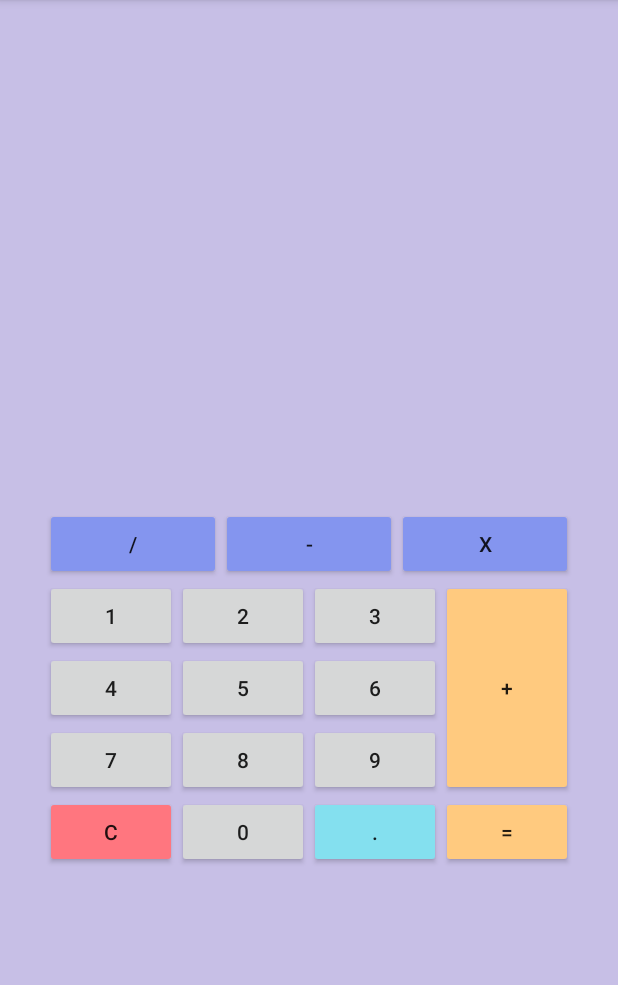
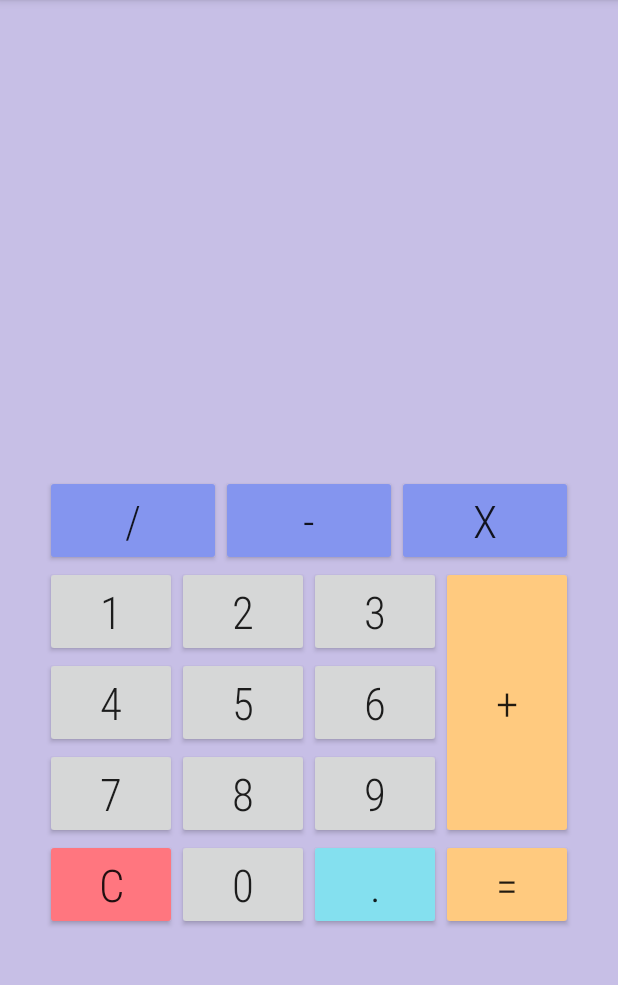
Before and after one commit to krayman/AndroHW, an Android app: the screen it shows after launch (MainActivity), on a phone screen of 412 x 824 dp, the part 84-1069 px from its top. Run offline under Robolectric (Android 15) with nearby library versions, the phone set to English and light mode, and no system bars.

Commit message:
Допилил шрифты

```diff
--- a/app/src/main/java/com/krayapp/androhw/MainActivity.java
+++ b/app/src/main/java/com/krayapp/androhw/MainActivity.java
@@ -1,16 +1,27 @@
 package com.krayapp.androhw;
-
-import androidx.appcompat.app.AppCompatActivity;
 
 import android.os.Bundle;
 import android.view.View;
 import android.widget.Button;
+import android.widget.TextView;
 
-public class MainActivity extends AppCompatActivity {
+import androidx.appcompat.app.AppCompatActivity;
+
+public class MainActivity extends AppCompatActivity implements View.OnClickListener {
+
 
     @Override
     protected void onCreate(Bundle savedInstanceState) {
         super.onCreate(savedInstanceState);
         setContentView(R.layout.activity_main);
     }
+
+    @Override
+    public void onClick(View view) {
+        switch (view.getId()){
+            case R.id.button1:
+
+        }
+    }
+
 }
--- a/app/src/main/res/layout/activity_main.xml
+++ b/app/src/main/res/layout/activity_main.xml
@@ -1,17 +1,15 @@
 <?xml version="1.0" encoding="utf-8"?>
 <androidx.constraintlayout.widget.ConstraintLayout xmlns:android="http://schemas.android.com/apk/res/android"
     xmlns:app="http://schemas.android.com/apk/res-auto"
+    xmlns:tools="http://schemas.android.com/tools"
     android:layout_width="match_parent"
     android:layout_height="match_parent">
 
-    <androidx.appcompat.widget.AppCompatImageView
-        android:layout_width="match_parent"
-        android:layout_height="match_parent"
-        android:scaleType="fitXY"
-        app:srcCompat="@drawable/asd"
-        />
+
 
     <Button
+        android:textSize="@dimen/fontsize"
+        android:fontFamily="@string/fontfamily"
         android:id="@+id/zeroBtn"
         android:layout_width="wrap_content"
         android:layout_height="wrap_content"
@@ -20,6 +18,8 @@
         app:layout_constraintTop_toBottomOf="@+id/button8" />
 
     <Button
+        android:textSize="@dimen/fontsize"
+        android:fontFamily="@string/fontfamily"
         android:id="@+id/resetbtn"
         android:layout_width="0dp"
         android:layout_height="wrap_content"
@@ -30,6 +30,8 @@
         app:layout_constraintTop_toBottomOf="@+id/button7" />
 
     <Button
+        android:textSize="@dimen/fontsize"
+        android:fontFamily="@string/fontfamily"
         android:id="@+id/dotBtn"
         android:layout_width="wrap_content"
         android:layout_height="wrap_content"
@@ -39,6 +41,8 @@
         app:layout_constraintTop_toBottomOf="@+id/button9" />
 
     <Button
+        android:textSize="@dimen/fontsize"
+        android:fontFamily="@string/fontfamily"
         android:id="@+id/button1"
         android:layout_width="wrap_content"
         android:layout_height="wrap_content"
@@ -50,6 +54,8 @@
         app:layout_constraintTop_toBottomOf="@id/operLayout" />
 
     <Button
+        android:textSize="@dimen/fontsize"
+        android:fontFamily="@string/fontfamily"
         android:id="@+id/button2"
         android:layout_width="wrap_content"
         android:layout_height="wrap_content"
@@ -59,6 +65,8 @@
         app:layout_constraintTop_toTopOf="@+id/button1" />
 
     <Button
+        android:textSize="@dimen/fontsize"
+        android:fontFamily="@string/fontfamily"
         android:id="@+id/button3"
         android:layout_width="wrap_content"
         android:layout_height="wrap_content"
@@ -69,6 +77,8 @@
         app:layout_constraintTop_toTopOf="@+id/button2" />
 
     <Button
+        android:textSize="@dimen/fontsize"
+        android:fontFamily="@string/fontfamily"
         android:id="@+id/button4"
         android:layout_width="wrap_content"
         android:layout_height="wrap_content"
@@ -77,6 +87,8 @@
         app:layout_constraintTop_toBottomOf="@+id/button1" />
 
     <Button
+        android:textSize="@dimen/fontsize"
+        android:fontFamily="@string/fontfamily"
         android:id="@+id/button5"
         android:layout_width="wrap_content"
         android:layout_height="wrap_content"
@@ -85,6 +97,8 @@
         app:layout_constraintTop_toBottomOf="@+id/button2" />
 
     <Button
+        android:textSize="@dimen/fontsize"
+        android:fontFamily="@string/fontfamily"
         android:id="@+id/button6"
         android:layout_width="wrap_content"
         android:layout_height="wrap_content"
@@ -93,6 +107,8 @@
         app:layout_constraintTop_toBottomOf="@+id/button3" />
 
     <Button
+        android:textSize="@dimen/fontsize"
+        android:fontFamily="@string/fontfamily"
         android:id="@+id/button7"
         android:layout_width="wrap_content"
         android:layout_height="wrap_content"
@@ -101,6 +117,8 @@
         app:layout_constraintTop_toBottomOf="@+id/button4" />
 
     <Button
+        android:textSize="@dimen/fontsize"
+        android:fontFamily="@string/fontfamily"
         android:id="@+id/button8"
         android:layout_width="wrap_content"
         android:layout_height="wrap_content"
@@ -108,7 +126,17 @@
         app:layout_constraintEnd_toStartOf="@+id/button9"
         app:layout_constraintTop_toBottomOf="@+id/button5" />
 
+    <androidx.appcompat.widget.AppCompatImageView
+        android:layout_width="match_parent"
+        android:layout_height="match_parent"
+        android:scaleType="fitXY"
+        app:layout_constraintStart_toStartOf="parent"
+        app:srcCompat="@drawable/asd"
+        />
+
     <Button
+        android:textSize="@dimen/fontsize"
+        android:fontFamily="@string/fontfamily"
         android:id="@+id/button9"
         android:layout_width="wrap_content"
         android:layout_height="wrap_content"
@@ -128,6 +156,8 @@
         app:layout_constraintTop_toTopOf="@+id/button1">
 
         <Button
+            android:textSize="@dimen/fontsize"
+            android:fontFamily="@string/fontfamily"
             android:id="@+id/plus_btn"
             android:layout_width="wrap_content"
             android:layout_height="0dp"
@@ -136,6 +166,8 @@
             android:text="@string/plsbtn" />
 
         <Button
+            android:textSize="@dimen/fontsize"
+            android:fontFamily="@string/fontfamily"
             android:id="@+id/equ_button"
             android:layout_width="wrap_content"
             android:layout_height="0dp"
@@ -156,6 +188,8 @@
         app:layout_constraintTop_toBottomOf="@+id/resultView">
 
         <Button
+            android:textSize="@dimen/fontsize"
+            android:fontFamily="@string/fontfamily"
             android:id="@+id/splitbtn"
             android:layout_width="0dp"
             android:layout_height="wrap_content"
@@ -164,6 +198,8 @@
             android:text="@string/splitbtn" />
 
         <Button
+            android:textSize="@dimen/fontsize"
+            android:fontFamily="@string/fontfamily"
             android:id="@+id/minusbtn"
             android:layout_width="0dp"
             android:layout_height="wrap_content"
@@ -172,14 +208,14 @@
             android:text="@string/minusbtn" />
 
         <Button
+            android:textSize="@dimen/fontsize"
+            android:fontFamily="@string/fontfamily"
             android:id="@+id/multibtn"
             android:layout_width="0dp"
             android:layout_height="wrap_content"
             android:layout_weight="1"
             android:backgroundTint="@color/operColor"
             android:text="@string/multbtn" />
-
-
     </LinearLayout>
 
     <TextView
@@ -188,8 +224,8 @@
         android:layout_height="wrap_content"
         android:layout_margin="50dp"
         android:background="@color/defaultColor"
-
-        android:textSize="50sp"
+        android:textSize="@dimen/fontsize"
+        android:fontFamily="@string/fontfamily"
         app:layout_constraintBottom_toTopOf="@+id/operLayout"
         app:layout_constraintEnd_toEndOf="@+id/operLayout"
         app:layout_constraintHorizontal_bias="0.5"
--- /dev/null
+++ b/app/src/main/res/values/dimens.xml
@@ -0,0 +1,5 @@
+<?xml version="1.0" encoding="utf-8"?>
+<resources>
+    <dimen name="fontsize">30sp</dimen>
+    <string name="fontfamily">sans-serif-condensed-light</string>
+</resources>
```
